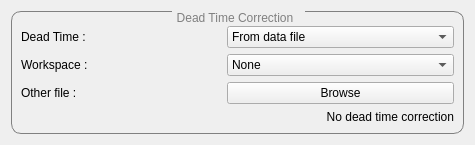
This is scripts/Muon/GUI/Common/corrections_tab_widget/dead_time_corrections_view.ui in mantidproject/mantid as Qt 5 draws it before an edit. The edited form follows.
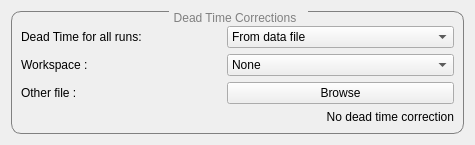
This is the edited form.

Commit message: Refs #31814. Make dead time labels clearer.

Patch:
```diff
--- a/scripts/Muon/GUI/Common/corrections_tab_widget/dead_time_corrections_view.ui
+++ b/scripts/Muon/GUI/Common/corrections_tab_widget/dead_time_corrections_view.ui
@@ -35,7 +35,7 @@
 </string>
      </property>
      <property name="title">
-      <string>Dead Time Correction</string>
+      <string>Dead Time Corrections</string>
      </property>
      <layout class="QGridLayout" name="gridLayout_2">
       <property name="topMargin">
@@ -94,7 +94,7 @@
          </size>
         </property>
         <property name="text">
-         <string>Dead Time :</string>
+         <string>Dead Time for all runs:</string>
         </property>
        </widget>
       </item>
```
Left out of the diff: 7 changed lines with no effect on the pictures. The commit also changes 5 other files.
